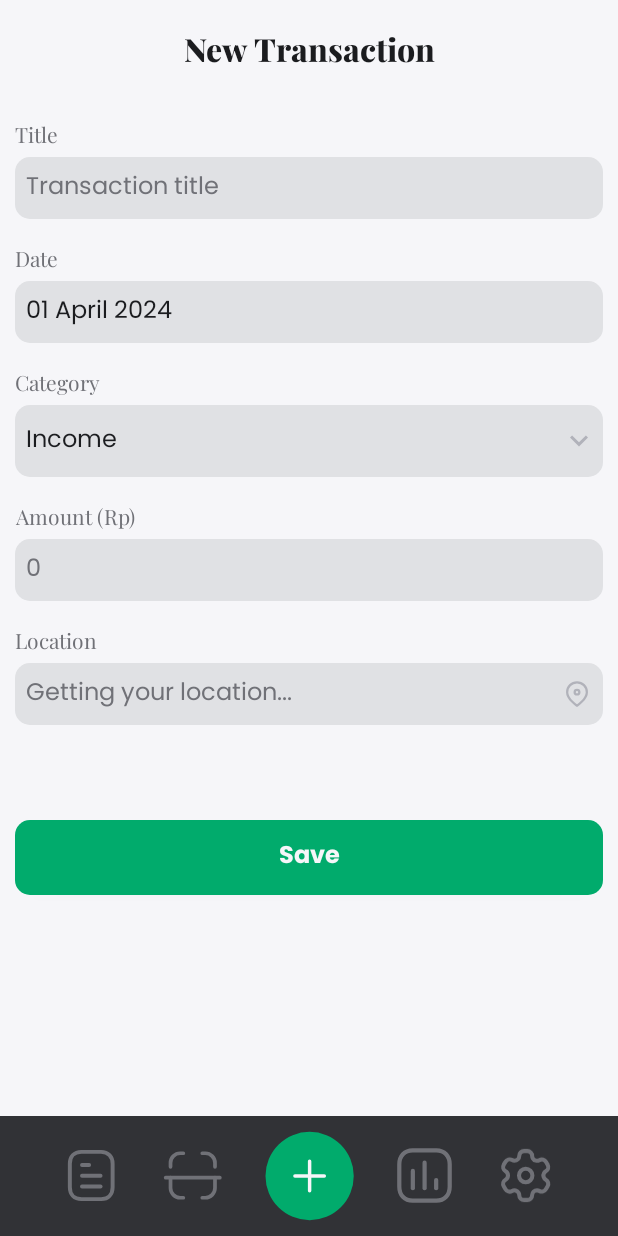
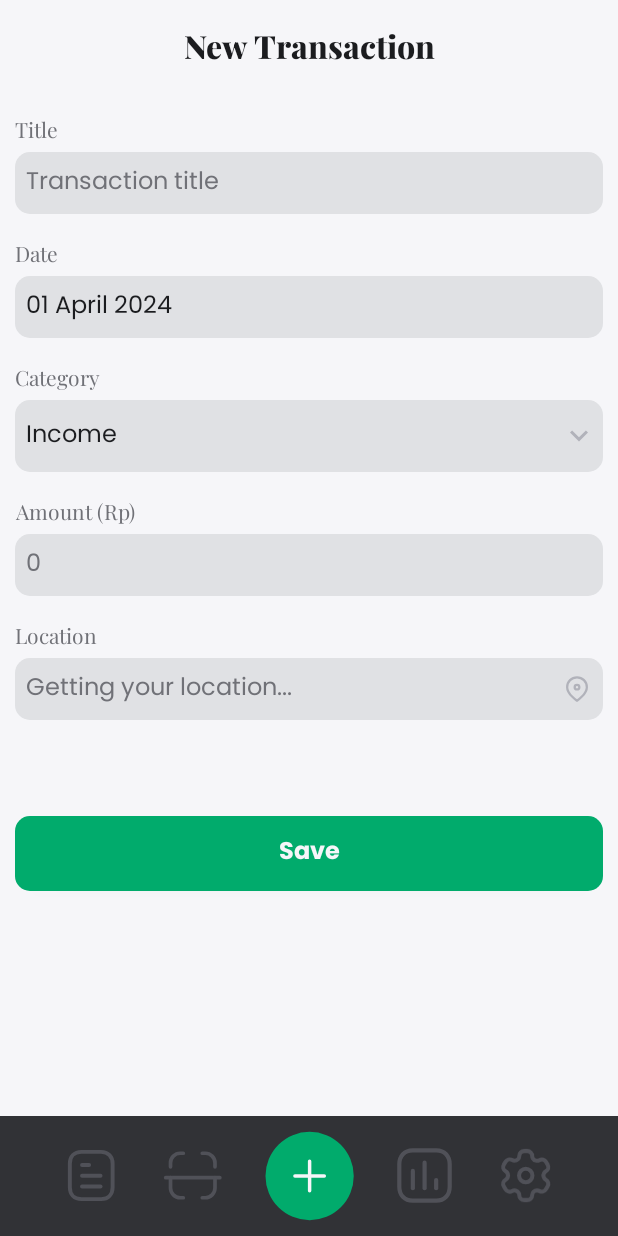
Before and after one commit to bernarduswillson/BondoMan, an Android app: the screen it shows after launch (MainActivity), after a tap on "Add transaction button", on a phone screen of 412 x 824 dp. Run offline under Robolectric (Android 15) with nearby library versions, the light colour scheme and no system bars; our stand-ins replace Dagger/Hilt's generated code, Room's generated code; libraries missing offline, so code that uses them is left out: org.apache.poi; 2 other taps on this screen came first.

Commit message:
feat: add dynamic header

```diff
--- a/app/src/main/java/com/example/transactionapp/ui/screen/mainmenu/MainActivity.kt
+++ b/app/src/main/java/com/example/transactionapp/ui/screen/mainmenu/MainActivity.kt
@@ -13,6 +13,7 @@ import android.widget.Toast
 import androidx.annotation.RequiresApi
 import androidx.appcompat.app.AppCompatActivity
 import androidx.core.app.ActivityCompat
+import androidx.core.content.ContextCompat
 import androidx.core.graphics.toColor
 import androidx.lifecycle.ViewModelProvider
 import androidx.navigation.NavController
@@ -30,6 +31,7 @@ import com.example.transactionapp.ui.screen.mainmenu.fragment.Transaction
 import com.example.transactionapp.ui.screen.mainmenu.fragment.TransactionForm
 import com.example.transactionapp.ui.viewmodel.location.LocationModel
 import com.example.transactionapp.ui.viewmodel.location.LocationViewModel
+import com.example.transactionapp.ui.viewmodel.navigation.NavigationViewModel
 import com.example.transactionapp.ui.viewmodel.transaction.TransactionViewModel
 import com.google.android.gms.location.FusedLocationProviderClient
 import com.google.android.gms.location.LocationCallback
@@ -44,51 +46,88 @@ class MainActivity : AppCompatActivity() {
     private lateinit var fusedLocationProviderClient: FusedLocationProviderClient
     private lateinit var db : TransactionViewModel
     private lateinit var locationViewModel: LocationViewModel
-    private lateinit var currentFragment : String
+    private lateinit var navigationViewModel : NavigationViewModel
 
     override fun onCreate(savedInstanceState: Bundle?) {
         super.onCreate(savedInstanceState)
+
+        // Bind layout
         val binding = ActivityMainBinding.inflate(layoutInflater)
         setContentView(binding.root)
+
+        // Initialize nav controller
         val navController = (supportFragmentManager.findFragmentById(R.id.navHostFragment) as NavHostFragment).navController
-        this.currentFragment = "transaction"
 
+        // Start connection service
         startService(Intent(this, ConnectionStatusService::class.java))
         //TODO: dont forget to startservice token
         //startService(Intent(this, TokenService::class.java))
 
+        // Initialize ViewModel
         db = ViewModelProvider(this)[TransactionViewModel::class.java]
         locationViewModel = ViewModelProvider(this)[LocationViewModel::class.java]
+        navigationViewModel = ViewModelProvider(this)[NavigationViewModel::class.java]
         db.getAllDate()
         db.getTransactions("all")
         db.getCashFlowAndGrowthByMonth(Date())
         db.getStatisticByMonth(Date())
 
-        binding.ibAddBtn.setOnClickListener {
-            navController.navigate(R.id.transactionForm)
-        }
-
+        // Navigation Button Listener
         binding.ibTransactionBtn.setOnClickListener {
             db.getAllDate()
             db.getTransactions("all")
             db.getCashFlowAndGrowthByMonth(Date())
-            this.currentFragment = "transaction"
+            navigationViewModel.navigate("transaction")
             navController.navigate(R.id.transaction)
         }
 
         binding.ibScanBtn.setOnClickListener {
-            this.currentFragment = "scan"
+            navigationViewModel.navigate("scan")
             navController.navigate(R.id.scan)
         }
 
-        binding.IbStatisticsBtn.setOnClickListener {
-            this.currentFragment = "statistics"
+        binding.ibAddBtn.setOnClickListener {
+            navigationViewModel.navigate("newTransaction")
+            navController.navigate(R.id.transactionForm)
+        }
+
+        binding.ibStatisticsBtn.setOnClickListener {
+            navigationViewModel.navigate("statistics")
             navController.navigate(R.id.statistics)
         }
 
         binding.ibSettingsBtn.setOnClickListener {
-            this.currentFragment = "settings"
+            navigationViewModel.navigate("settings")
             navController.navigate(R.id.settings)
+        }
+
+        // Navigation components observer
+        navigationViewModel.fragmentName.observe(this) {
+            binding.ibTransactionBtn.setImageResource(R.drawable.transaction_inactive_ic)
+            binding.ibScanBtn.setImageResource(R.drawable.scan_inactive_ic)
+            binding.ibStatisticsBtn.setImageResource(R.drawable.statistic_inactive_ic)
+            binding.ibSettingsBtn.setImageResource(R.drawable.setting_inactive_ic)
+            when (it) {
+                "transaction" -> {
+                    binding.ibTransactionBtn.setImageResource(R.drawable.transaction_active_ic)
+                    binding.tvHeader.setText(R.string.title_transactions)
+                }
+                "scan" -> {
+                    binding.ibScanBtn.setImageResource(R.drawable.scan_active_ic)
+                    binding.tvHeader.setText(R.string.title_scan)
+                }
+                "newTransaction" -> {
+                    binding.tvHeader.setText(R.string.title_new_transaction)
+                }
+                "statistics" -> {
+                    binding.ibStatisticsBtn.setImageResource(R.drawable.statistic_active_ic)
+                    binding.tvHeader.setText(R.string.title_statistics)
+                }
+                "settings" -> {
+                    binding.ibSettingsBtn.setImageResource(R.drawable.setting_active_ic)
+                    binding.tvHeader.setText(R.string.title_settings)
+                }
+            }
         }
 
         db.addTransactionStatus.observe(this){
@@ -108,7 +147,6 @@ class MainActivity : AppCompatActivity() {
             if (it){
                 navController.navigate(R.id.transactionForm)
                 db.changeCameraStatus(false)
-//                binding.bottomNavigationView.selectedItemId = R.id.empty
             }
         }
 
--- /dev/null
+++ b/app/src/main/java/com/example/transactionapp/ui/viewmodel/navigation/NavigationViewModel.kt
@@ -0,0 +1,19 @@
+package com.example.transactionapp.ui.viewmodel.navigation
+
+import android.util.Log
+import androidx.lifecycle.LiveData
+import androidx.lifecycle.MutableLiveData
+import androidx.lifecycle.ViewModel
+
+class NavigationViewModel : ViewModel() {
+
+    // fragmentName
+    private val _fragmentName = MutableLiveData<String>("transaction")
+    val fragmentName : LiveData<String>
+        get() = _fragmentName
+
+    // Navigate
+    fun navigate(value: String) {
+        _fragmentName.value = value
+    }
+}
--- a/app/src/main/res/layout/activity_main.xml
+++ b/app/src/main/res/layout/activity_main.xml
@@ -5,6 +5,19 @@
     android:layout_width="match_parent"
     android:layout_height="match_parent"
     tools:context=".ui.screen.mainmenu.MainActivity">
+
+    <TextView
+        android:id="@+id/tvHeader"
+        android:layout_width="match_parent"
+        android:layout_height="60dp"
+        app:layout_constraintTop_toTopOf="parent"
+        app:layout_constraintEnd_toEndOf="parent"
+        app:layout_constraintStart_toStartOf="parent"
+        app:layout_constraintBottom_toTopOf="@id/navHostFragment"
+        android:gravity="center"
+        tools:text="Transactions"
+        android:textColor="?attr/colorSecondary"
+        style="@style/Headline3"/>
 
     <fragment
         android:id="@+id/navHostFragment"
@@ -16,7 +29,7 @@
         app:layout_constraintBottom_toTopOf="@+id/llNavbar"
         app:layout_constraintEnd_toEndOf="parent"
         app:layout_constraintStart_toStartOf="parent"
-        app:layout_constraintTop_toTopOf="parent" />
+        app:layout_constraintTop_toBottomOf="@id/tvHeader" />
 
     <LinearLayout
         android:id="@+id/llNavbar"
@@ -35,9 +48,8 @@
             android:layout_width="42dp"
             android:layout_height="42dp"
             android:background="@android:color/transparent"
-            android:src="@drawable/ic_transaction_button"
+            android:src="@drawable/transaction_inactive_ic"
             android:contentDescription="@string/alt_transaction_button"
-            app:tint="?attr/colorPrimaryFixedDim"
             android:scaleType="fitCenter"
             android:layout_marginEnd="26dp"/>
 
@@ -46,9 +58,8 @@
             android:layout_width="42dp"
             android:layout_height="42dp"
             android:background="@android:color/transparent"
-            android:src="@drawable/ic_scan_button"
+            android:src="@drawable/scan_inactive_ic"
             android:contentDescription="@string/alt_scan_button"
-            app:tint="?attr/colorPrimaryFixedDim"
             android:scaleType="fitCenter"
             android:layout_marginEnd="26dp"/>
 
@@ -63,13 +74,12 @@
             android:layout_marginEnd="26dp" />
 
         <ImageButton
-            android:id="@+id/IbStatisticsBtn"
+            android:id="@+id/ibStatisticsBtn"
             android:layout_width="42dp"
             android:layout_height="42dp"
             android:background="@android:color/transparent"
-            android:src="@drawable/ic_statistics_button"
+            android:src="@drawable/statistic_inactive_ic"
             android:contentDescription="@string/alt_statistics_button"
-            app:tint="?attr/colorPrimaryFixedDim"
             android:scaleType="fitCenter"
             android:layout_marginEnd="26dp"/>
 
@@ -78,9 +88,8 @@
             android:layout_width="42dp"
             android:layout_height="42dp"
             android:background="@android:color/transparent"
-            android:src="@drawable/ic_settings_button"
+            android:src="@drawable/setting_inactive_ic"
             android:contentDescription="@string/alt_settings_button"
-            app:tint="?attr/colorPrimaryFixedDim"
             android:scaleType="fitCenter"/>
 
     </LinearLayout>
--- a/app/src/main/res/layout/fragment_transaction_form.xml
+++ b/app/src/main/res/layout/fragment_transaction_form.xml
@@ -10,19 +10,6 @@
         android:layout_width="match_parent"
         android:layout_height="match_parent" >
 
-        <TextView
-            android:id="@+id/transactionText"
-            android:layout_width="match_parent"
-            android:layout_height="wrap_content"
-            app:layout_constraintTop_toTopOf="parent"
-            app:layout_constraintStart_toStartOf="parent"
-            app:layout_constraintEnd_toEndOf="parent"
-            android:gravity="center"
-            android:padding="16dp"
-            android:text="@string/title_new_transaction"
-            android:textColor="?attr/colorSecondary"
-            style="@style/Headline3"/>
-
         <androidx.constraintlayout.widget.ConstraintLayout
             android:id="@+id/formLayout"
             android:layout_width="match_parent"
@@ -30,7 +17,7 @@
             android:layout_marginHorizontal="10dp"
             app:layout_constraintStart_toStartOf="parent"
             app:layout_constraintEnd_toEndOf="parent"
-            app:layout_constraintTop_toBottomOf="@id/transactionText"
+            app:layout_constraintTop_toTopOf="parent"
             app:layout_constraintBottom_toBottomOf="parent">
 
             <TextView
--- a/app/src/main/res/values/strings.xml
+++ b/app/src/main/res/values/strings.xml
@@ -5,6 +5,8 @@
     <string name="title_transactions">Transactions</string>
     <string name="title_new_transaction">New Transaction</string>
     <string name="title_transaction_detail">Transaction Detail</string>
+    <string name="title_scan">Scan</string>
+    <string name="title_statistics">Statistics</string>
     <string name="title_settings">Settings</string>
 
     <!-- Fixed -->
```
Also changed, not shown: app/src/main/res/layout/fragment_scan.xml (+2 -16 lines), app/src/main/res/layout/fragment_settings.xml (+1 -14 lines), app/src/main/res/layout/fragment_statistics.xml (+1 -15 lines), app/src/main/res/layout/fragment_transaction.xml (+2 -22 lines).
